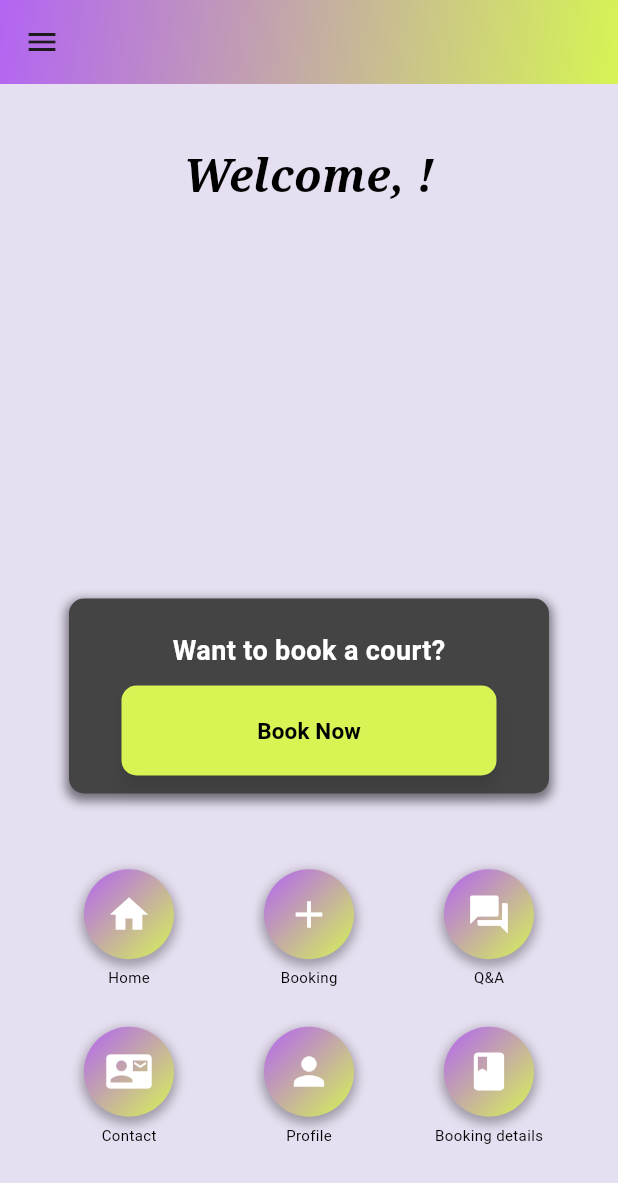
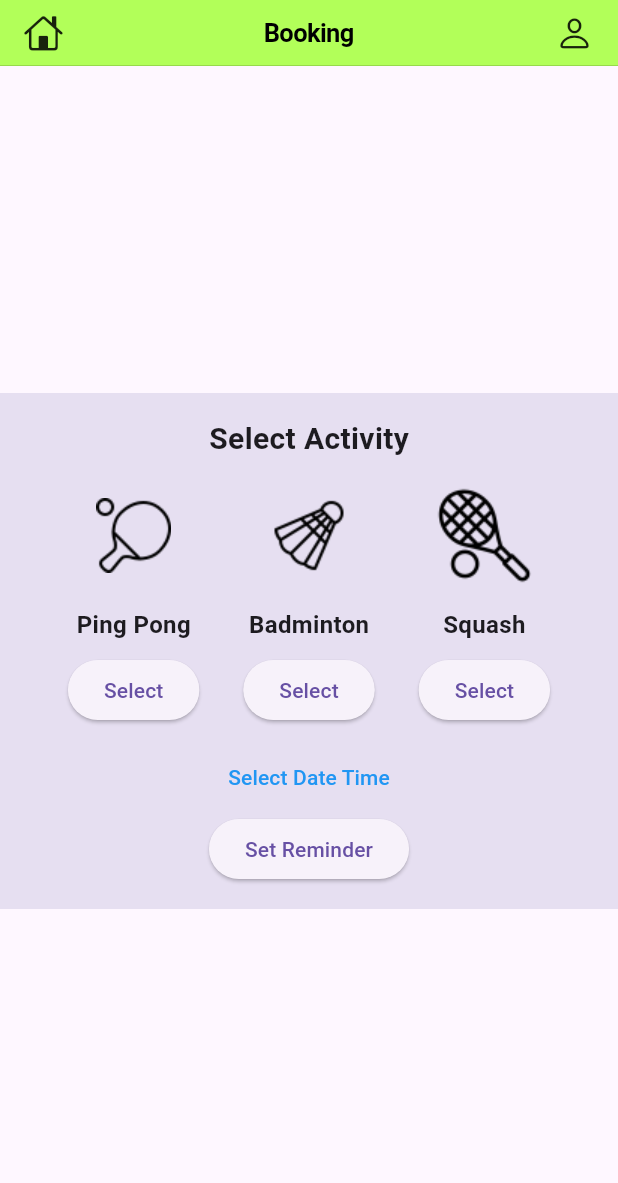
Before and after one commit to solerooooo/Sportplay, a Flutter app: the Home screen opened directly with empty values, after a tap on the "home" icon, on a phone screen of 412 x 824 dp. Shown: the top 1183 px of the screen. Run offline on Flutter 3.47's test engine with Material 3 defaults, Android fonts, the phone set to English and light mode, and no system bars; our stand-ins replace cloud_firestore, date_time_picker, file_picker, firebase_auth, firebase_core, firebase_storage and 6 more; missing offline and left inert: flutter_stripe; accounts and stored records are empty.

Commit message:
reminder tapi akan crash kalau set

```diff
--- a/sportplays/lib/main.dart
+++ b/sportplays/lib/main.dart
@@ -5,6 +5,7 @@ import 'package:flutter_stripe/flutter_stripe.dart';
 import 'package:sportplays/screen/splash_screen.dart';
 import 'package:sportplays/firebase_options.dart';
 import 'package:firebase_core/firebase_core.dart';
+import 'package:timezone/data/latest.dart' as tz;
 
 void main() async {
   WidgetsFlutterBinding.ensureInitialized();
@@ -14,7 +15,7 @@ void main() async {
   await Firebase.initializeApp(
     options: DefaultFirebaseOptions.currentPlatform,
   );
-
+  tz.initializeTimeZones();
   runApp(MyApp());
 }
 
--- a/sportplays/lib/screen/home.dart
+++ b/sportplays/lib/screen/home.dart
@@ -1,6 +1,7 @@
 import 'package:cloud_firestore/cloud_firestore.dart';
 import 'package:flutter/material.dart';
 import 'package:sportplays/screen/login.dart';
+import 'package:sportplays/screen/reminder.dart';
 import 'profile.dart';
 import '../model/user.dart';
 import 'booking.dart';
@@ -19,12 +20,8 @@ class Home extends StatefulWidget {
 }
 
 class _HomeState extends State<Home> {
-
-
   void _onTabSelected(int index) {
-    setState(() {
-
-    });
+    setState(() {});
 
     if (index == 1) {
       Navigator.push(
@@ -358,14 +355,14 @@ class _HomeState extends State<Home> {
                       children: [
                         _buildCircularButton(
                           icon: Icons.home,
-                          label: 'Home',
+                          label: 'Reminder',
                           onPressed: () {
                             // Navigate to Home
                             Navigator.push(
                               context,
                               MaterialPageRoute(
                                 builder: (context) =>
-                                    Home(passUser: widget.passUser),
+                                    ReminderPage(passUser: widget.passUser),
                               ),
                             );
                           },
--- /dev/null
+++ b/sportplays/lib/screen/reminder.dart
@@ -0,0 +1,174 @@
+import 'package:flutter/material.dart';
+import 'package:date_time_picker/date_time_picker.dart';
+import '../model/user.dart';
+import 'package:sportplays/screen/notifi_service.dart';
+import 'package:sportplays/screen/home.dart';
+import 'package:sportplays/screen/profile.dart';
+import 'package:flutter/cupertino.dart';
+
+DateTime scheduleTime = DateTime.now();
+
+class ReminderPage extends StatefulWidget {
+  final User passUser;
+
+  const ReminderPage({Key? key, required this.passUser}) : super(key: key);
+
+  @override
+  _ReminderPageState createState() => _ReminderPageState();
+}
+
+class _ReminderPageState extends State<ReminderPage> {
+  @override
+  Widget build(BuildContext context) {
+    return Scaffold(
+      appBar: CupertinoNavigationBar(
+        middle: Text('Booking'),
+        leading: GestureDetector(
+          onTap: () {
+            Navigator.pushReplacement(
+              context,
+              MaterialPageRoute(
+                builder: (context) => Home(passUser: widget.passUser),
+              ),
+            );
+          },
+          child: Icon(
+            CupertinoIcons.home,
+            size: 26,
+          ),
+        ),
+        trailing: Row(
+          mainAxisSize: MainAxisSize.min,
+          children: [
+            GestureDetector(
+              onTap: () {
+                Navigator.pushReplacement(
+                  context,
+                  MaterialPageRoute(
+                    builder: (context) => Profile(passUser: widget.passUser),
+                  ),
+                );
+              },
+              child: Icon(
+                CupertinoIcons.person,
+                size: 26,
+              ),
+            ),
+          ],
+        ),
+        backgroundColor: Colors.lightGreenAccent,
+      ),
+      body: Center(
+        child: SingleChildScrollView(
+          child: Container(
+            color: Color(0xFFE6DFF1),
+            padding: const EdgeInsets.all(16.0),
+            child: Column(
+              mainAxisAlignment: MainAxisAlignment.center,
+              children: [
+                Text(
+                  'Select Activity',
+                  style: TextStyle(fontSize: 20, fontWeight: FontWeight.bold),
+                ),
+                const SizedBox(height: 10),
+                Row(
+                  mainAxisAlignment: MainAxisAlignment.spaceEvenly,
+                  children: [
+                    _buildActivityButton(
+                      activityName: 'Ping Pong',
+                      imagePath: 'images/pingpong.png',
+                      label: 'Ping Pong',
+                    ),
+                    _buildActivityButton(
+                      activityName: 'Badminton',
+                      imagePath: 'images/badminton.png',
+                      label: 'Badminton',
+                    ),
+                    _buildActivityButton(
+                      activityName: 'Squash',
+                      imagePath: 'images/squash.png',
+                      label: 'Squash',
+                    ),
+                  ],
+                ),
+                const SizedBox(height: 10),
+                TextButton(
+                  onPressed: () async {
+                    DateTime? pickedDateTime = await showDatePicker(
+                      context: context,
+                      initialDate: DateTime.now(),
+                      firstDate: DateTime(2023),
+                      lastDate: DateTime(2025),
+                    );
+
+                    if (pickedDateTime != null) {
+                      TimeOfDay? pickedTime = await showTimePicker(
+                        context: context,
+                        initialTime: TimeOfDay.now(),
+                      );
+
+                      if (pickedTime != null) {
+                        setState(() {
+                          scheduleTime = DateTime(
+                            pickedDateTime.year,
+                            pickedDateTime.month,
+                            pickedDateTime.day,
+                            pickedTime.hour,
+                            pickedTime.minute,
+                          );
+                        });
+                      }
+                    }
+                  },
+                  child: const Text(
+                    'Select Date Time',
+                    style: TextStyle(color: Colors.blue),
+                  ),
+                ),
+                ElevatedButton(
+                  child: const Text('Set Reminder'),
+                  onPressed: () {
+                    debugPrint('Notification Scheduled for $scheduleTime');
+                    NotificationService().scheduleNotification(
+                      title: 'Scheduled Notification',
+                      body: '$scheduleTime',
+                      scheduledNotificationDateTime: scheduleTime,
+                    );
+                  },
+                ),
+              ],
+            ),
+          ),
+        ),
+      ),
+    );
+  }
+
+  Widget _buildActivityButton({
+    required String activityName,
+    required String imagePath,
+    required String label,
+  }) {
+    return Column(
+      children: [
+        Image.asset(
+          imagePath,
+          width: 80,
+          height: 80,
+        ),
+        const SizedBox(height: 8),
+        Text(
+          label,
+          style: TextStyle(fontSize: 16, fontWeight: FontWeight.bold),
+        ),
+        const SizedBox(height: 8),
+        ElevatedButton(
+          onPressed: () {
+            // Handle button press for the specific activity
+          },
+          child: const Text('Select'),
+        ),
+      ],
+    );
+  }
+}
--- a/sportplays/pubspec.yaml
+++ b/sportplays/pubspec.yaml
@@ -31,11 +31,13 @@ dependencies:
   uuid: ^3.0.4
   awesome_snackbar_content: ^0.1.1
   intl: ^0.17.0
+  permission_handler: ^11.1.0
 
   flutter:
     sdk: flutter
   date_time_picker: ^2.0.0
-  flutter_local_notifications: ^16.2.0
+  flutter_local_notifications: ^16.2.2
+
   image_picker: ^1.0.5
   file_picker: ^6.1.1
   flutter_stripe: ^10.0.0
@@ -44,6 +46,8 @@ dependencies:
   http: ^0.13.3
   flutter_stripe_web: ^5.0.0
   shared_preferences: ^2.0.13
+  timezone: ^0.9.0
+
 
 
 
```
Also changed, not shown: sportplays/lib/screen/notifi_service.dart (added, +60 -0 lines), sportplays/lib/screen/notification.dart (deleted, +0 -51 lines), sportplays/pubspec.lock, 5 other files.
